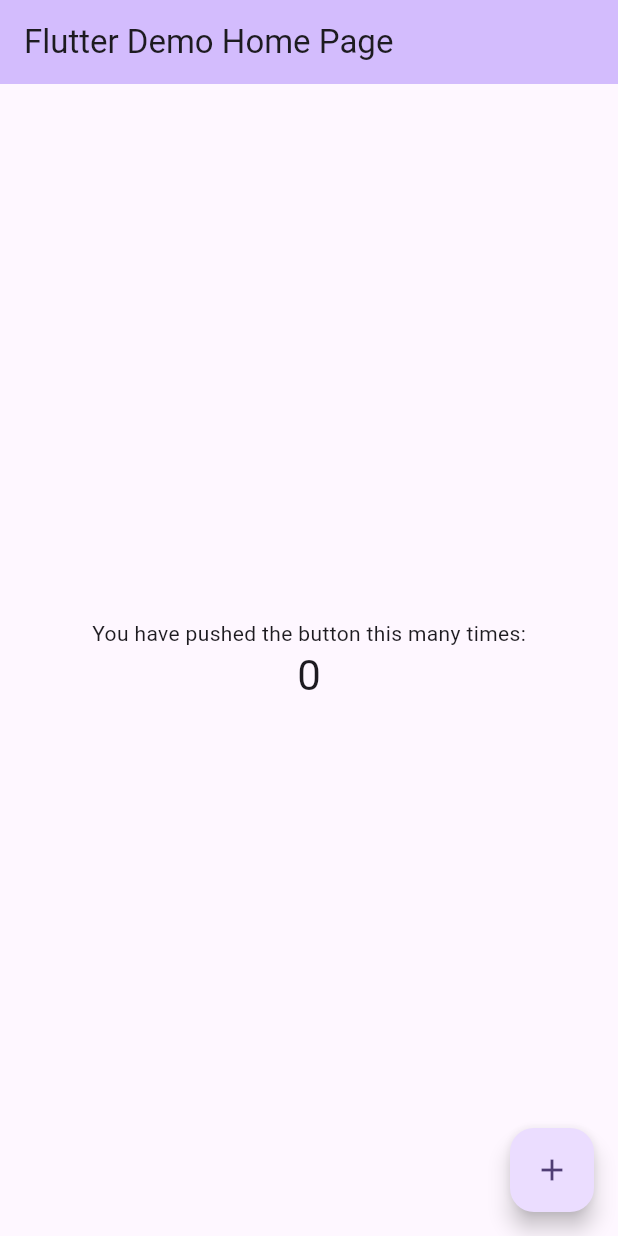
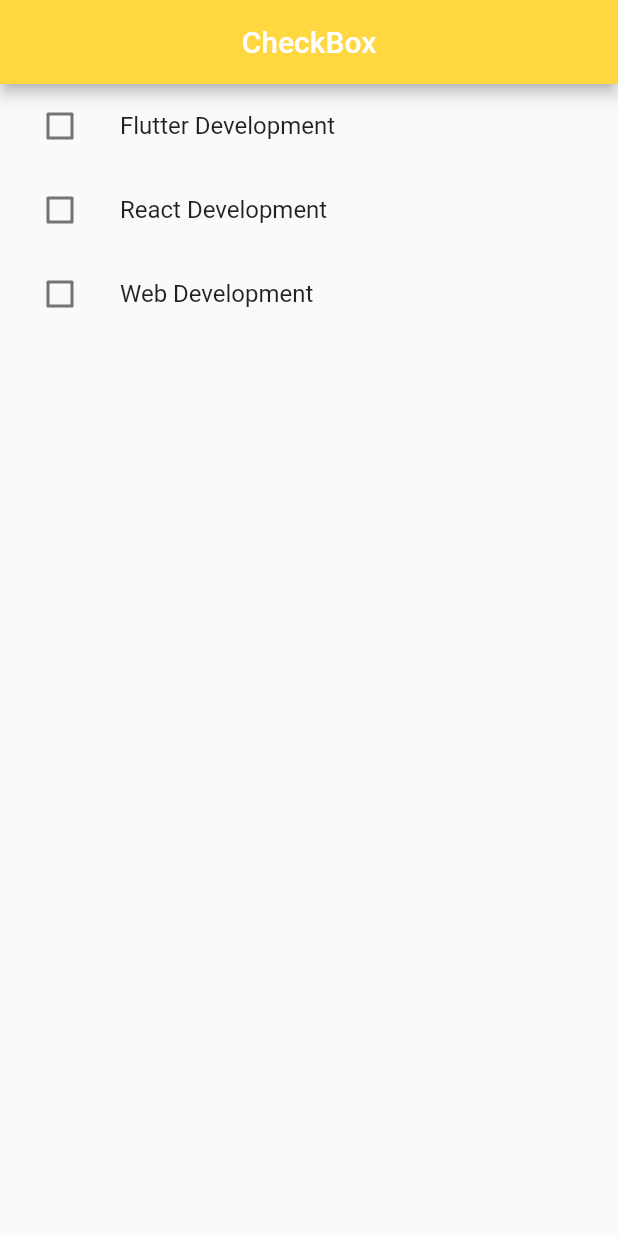
Before and after one commit to Aamirkhan55/check_box, a Flutter app: the screen it shows after launch, on a phone screen of 412 x 824 dp. Run offline on Flutter 3.47's test engine with Material 2 defaults, Android fonts, the phone set to English and light mode, and no system bars.

Commit message:
CheckBox

```diff
--- a/lib/main.dart
+++ b/lib/main.dart
@@ -1,3 +1,4 @@
+import 'package:check_box/screens/home_screen.dart';
 import 'package:flutter/material.dart';
 
 void main() {
@@ -7,119 +8,18 @@ void main() {
 class MyApp extends StatelessWidget {
   const MyApp({super.key});
 
-  // This widget is the root of your application.
   @override
   Widget build(BuildContext context) {
     return MaterialApp(
-      title: 'Flutter Demo',
+      debugShowCheckedModeBanner: false,
+      title: 'CheckBox',
       theme: ThemeData(
-        // This is the theme of your application.
-        //
-        // TRY THIS: Try running your application with "flutter run". You'll see
-        // the application has a blue toolbar. Then, without quitting the app,
-        // try changing the seedColor in the colorScheme below to Colors.green
-        // and then invoke "hot reload" (save your changes or press the "hot
-        // reload" button in a Flutter-supported IDE, or press "r" if you used
-        // the command line to start the app).
-        //
-        // Notice that the counter didn't reset back to zero; the application
-        // state is not lost during the reload. To reset the state, use hot
-        // restart instead.
-        //
-        // This works for code too, not just values: Most code changes can be
-        // tested with just a hot reload.
-        colorScheme: ColorScheme.fromSeed(seedColor: Colors.deepPurple),
-        useMaterial3: true,
+        colorScheme: ColorScheme.fromSeed(seedColor: Colors.lime),
+        appBarTheme: const AppBarTheme(
+          backgroundColor: Colors.amberAccent
+        )
       ),
-      home: const MyHomePage(title: 'Flutter Demo Home Page'),
+      home: const HomeScreen(),
     );
   }
 }
-
-class MyHomePage extends StatefulWidget {
-  const MyHomePage({super.key, required this.title});
-
-  // This widget is the home page of your application. It is stateful, meaning
-  // that it has a State object (defined below) that contains fields that affect
-  // how it looks.
-
-  // This class is the configuration for the state. It holds the values (in this
-  // case the title) provided by the parent (in this case the App widget) and
-  // used by the build method of the State. Fields in a Widget subclass are
-  // always marked "final".
-
-  final String title;
-
-  @override
-  State<MyHomePage> createState() => _MyHomePageState();
-}
-
-class _MyHomePageState extends State<MyHomePage> {
-  int _counter = 0;
-
-  void _incrementCounter() {
-    setState(() {
-      // This call to setState tells the Flutter framework that something has
-      // changed in this State, which causes it to rerun the build method below
-      // so that the display can reflect the updated values. If we changed
-      // _counter without calling setState(), then the build method would not be
-      // called again, and so nothing would appear to happen.
-      _counter++;
-    });
-  }
-
-  @override
-  Widget build(BuildContext context) {
-    // This method is rerun every time setState is called, for instance as done
-    // by the _incrementCounter method above.
-    //
-    // The Flutter framework has been optimized to make rerunning build methods
-    // fast, so that you can just rebuild anything that needs updating rather
-    // than having to individually change instances of widgets.
-    return Scaffold(
-      appBar: AppBar(
-        // TRY THIS: Try changing the color here to a specific color (to
-        // Colors.amber, perhaps?) and trigger a hot reload to see the AppBar
-        // change color while the other colors stay the same.
-        backgroundColor: Theme.of(context).colorScheme.inversePrimary,
-        // Here we take the value from the MyHomePage object that was created by
-        // the App.build method, and use it to set our appbar title.
-        title: Text(widget.title),
-      ),
-      body: Center(
-        // Center is a layout widget. It takes a single child and positions it
-        // in the middle of the parent.
-        child: Column(
-          // Column is also a layout widget. It takes a list of children and
-          // arranges them vertically. By default, it sizes itself to fit its
-          // children horizontally, and tries to be as tall as its parent.
-          //
-          // Column has various properties to control how it sizes itself and
-          // how it positions its children. Here we use mainAxisAlignment to
-          // center the children vertically; the main axis here is the vertical
-          // axis because Columns are vertical (the cross axis would be
-          // horizontal).
-          //
-          // TRY THIS: Invoke "debug painting" (choose the "Toggle Debug Paint"
-          // action in the IDE, or press "p" in the console), to see the
-          // wireframe for each widget.
-          mainAxisAlignment: MainAxisAlignment.center,
-          children: <Widget>[
-            const Text(
-              'You have pushed the button this many times:',
-            ),
-            Text(
-              '$_counter',
-              style: Theme.of(context).textTheme.headlineMedium,
-            ),
-          ],
-        ),
-      ),
-      floatingActionButton: FloatingActionButton(
-        onPressed: _incrementCounter,
-        tooltip: 'Increment',
-        child: const Icon(Icons.add),
-      ), // This trailing comma makes auto-formatting nicer for build methods.
-    );
-  }
-}
--- a/lib/screens/home_screen.dart
+++ b/lib/screens/home_screen.dart
@@ -0,0 +1,61 @@
+import 'package:flutter/material.dart';
+
+class HomeScreen extends StatefulWidget {
+  const HomeScreen({super.key});
+
+  @override
+  State<HomeScreen> createState() => _HomeScreenState();
+}
+
+class _HomeScreenState extends State<HomeScreen> {
+  bool _selectedBox = false;
+  @override
+  Widget build(BuildContext context) {
+    return Scaffold(
+      appBar: AppBar(
+        centerTitle: true,
+        title: const Text('CheckBox'),
+      ),
+      body: ListView(
+        children: [
+          ListTile(
+            leading: Checkbox(
+              checkColor: Colors.amber,
+              activeColor: Colors.grey,
+              value: _selectedBox ,
+              onChanged: (box) {
+                setState(() {
+                    _selectedBox = box!;
+                });
+              }
+              ),
+            title: const Text('Flutter Development'),
+          ),
+         ListTile(
+            leading: Checkbox(
+              value: _selectedBox ,
+              onChanged: (box) {
+                setState(() {
+                    _selectedBox = box!;
+                });
+
+              }
+              ),
+            title: const Text('React Development'),
+          ),
+          ListTile(
+            leading: Checkbox(
+              value: _selectedBox ,
+              onChanged: (box) {
+               setState(() {
+                    _selectedBox = box!;
+                });
+              }
+              ),
+            title: const Text('Web Development'),
+          ),
+        ],
+      ),
+    );
+  }
+}
```
